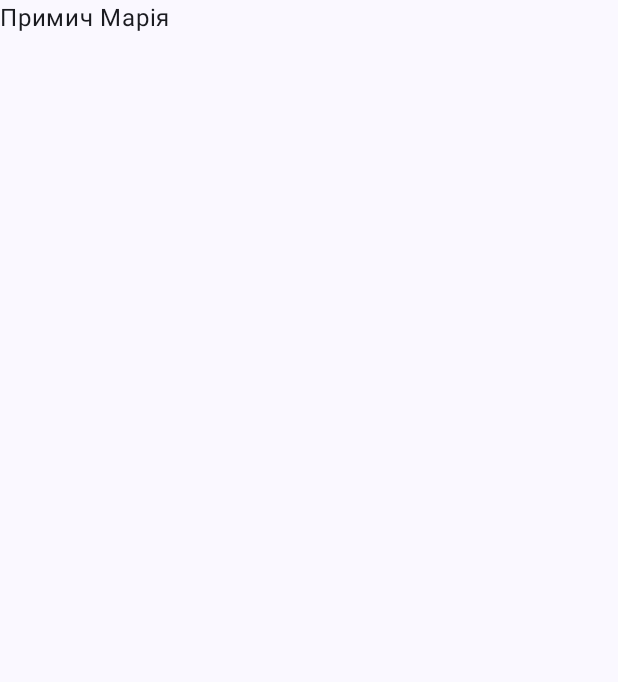
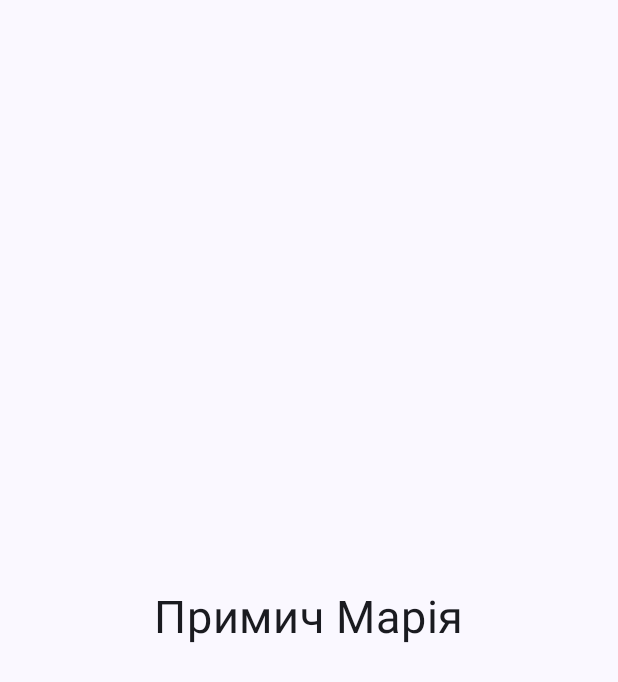
Before and after one commit to Flosiya/IPZ_CW_1_1_Primich_Mariya, an Android app built with Jetpack Compose: the screen it shows after launch (MainActivity), on a phone screen of 412 x 824 dp. Before the commit the part shown is almost empty. Shown: the top 682 px of the screen. Run offline under Robolectric (Android 15) with nearby library versions, the phone set to English and light mode, and no system bars.

Commit message:
centering the text and increasing the font

```diff
--- a/app/src/main/java/ua/edu/lntu/cw_1_1/MainActivity.kt
+++ b/app/src/main/java/ua/edu/lntu/cw_1_1/MainActivity.kt
@@ -9,8 +9,10 @@ import androidx.compose.material3.MaterialTheme
 import androidx.compose.material3.Surface
 import androidx.compose.material3.Text
 import androidx.compose.runtime.Composable
+import androidx.compose.ui.Alignment
 import androidx.compose.ui.Modifier
 import androidx.compose.ui.tooling.preview.Preview
+import androidx.compose.ui.unit.sp
 import ua.edu.lntu.cw_1_1.ui.theme.IPZ_CW_1_1_Primich_MariyaTheme
 
 class MainActivity : ComponentActivity() {
@@ -32,11 +34,14 @@ class MainActivity : ComponentActivity() {
 
 @Composable
 fun Greeting(name: String, modifier: Modifier = Modifier) {
-    Box(modifier = Modifier.fillMaxSize()){
+    Box(modifier = Modifier.fillMaxSize(),
+        contentAlignment = Alignment.Center
+    ){
         Text(
             text = "Примич Марія",
-            modifier = modifier
-            )
+            modifier = modifier,
+            fontSize = 30.sp
+        )
     }
 
 }
```
